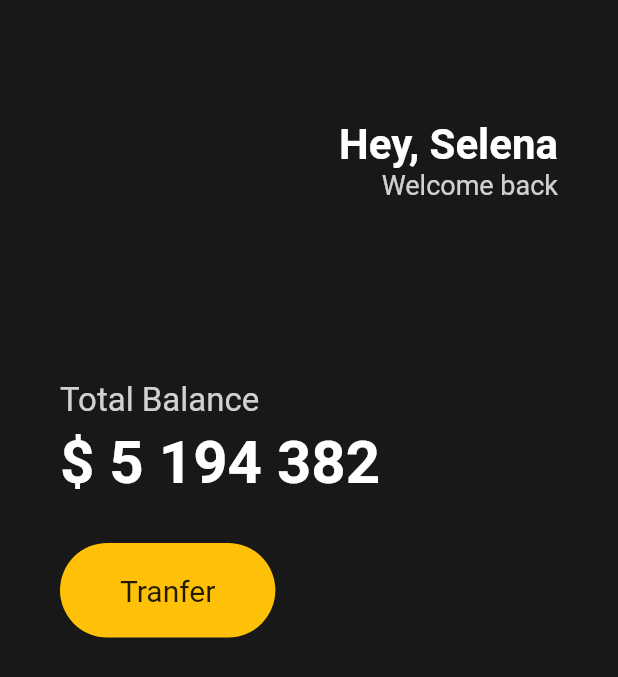
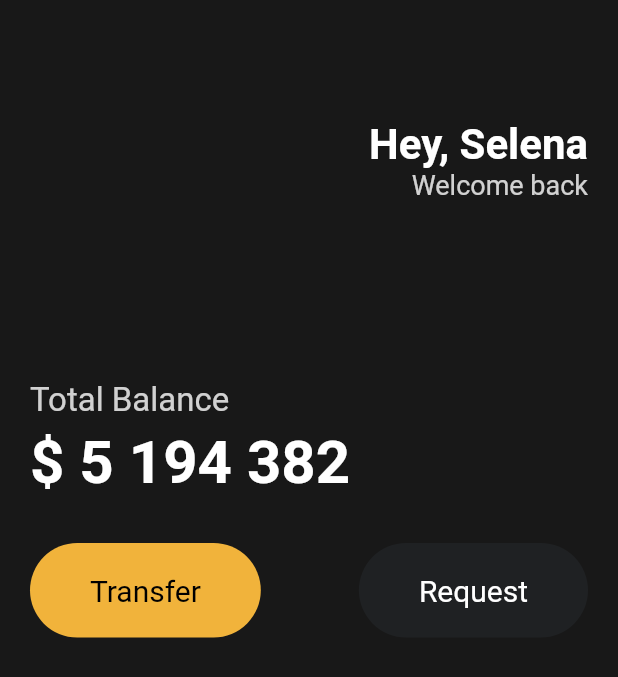
Before and after one commit to neo-rooney/nomadcoders_flutter_hello-flutter, a Flutter app: the screen it shows after launch, on a phone screen of 412 x 824 dp. Shown: the top 677 px of the screen. Run offline on Flutter 3.47's test engine with Material 2 defaults, Android fonts, the phone set to English and light mode, and no system bars.

Commit message:
Feat: 2.5 Reusable Widgets

```diff
--- a/lib/main.dart
+++ b/lib/main.dart
@@ -1,4 +1,5 @@
 import 'package:flutter/material.dart';
+import 'package:toonfix/widgets/button.dart';
 
 void main() {
   runApp(const App());
@@ -14,7 +15,7 @@ class App extends StatelessWidget {
         backgroundColor: const Color(0xFF181818),
         body: Padding(
           padding: const EdgeInsets.symmetric(
-            horizontal: 40,
+            horizontal: 20,
           ),
           child: Column(
             crossAxisAlignment: CrossAxisAlignment.start,
@@ -71,24 +72,19 @@ class App extends StatelessWidget {
               const SizedBox(
                 height: 30,
               ),
-              Row(
+              const Row(
+                mainAxisAlignment: MainAxisAlignment.spaceBetween,
                 children: [
-                  Container(
-                      decoration: BoxDecoration(
-                          color: Colors.amber,
-                          borderRadius: BorderRadius.circular(45)),
-                      child: const Padding(
-                        padding: EdgeInsets.symmetric(
-                          vertical: 20,
-                          horizontal: 40,
-                        ),
-                        child: Text(
-                          "Tranfer",
-                          style: TextStyle(
-                            fontSize: 20,
-                          ),
-                        ),
-                      ))
+                  Button(
+                    text: 'Transfer',
+                    bgColor: Color(0xFFF1B33B),
+                    textColor: Colors.black,
+                  ),
+                  Button(
+                    text: 'Request',
+                    bgColor: Color(0xFF1F2123),
+                    textColor: Colors.white,
+                  )
                 ],
               )
             ],
--- /dev/null
+++ b/lib/widgets/button.dart
@@ -0,0 +1,37 @@
+import 'package:flutter/material.dart';
+
+class Button extends StatelessWidget {
+  final String text;
+  final Color bgColor;
+  final Color textColor;
+
+  const Button({
+    super.key,
+    required this.text,
+    required this.bgColor,
+    required this.textColor,
+  });
+
+  @override
+  Widget build(BuildContext context) {
+    return Container(
+      decoration: BoxDecoration(
+        color: bgColor,
+        borderRadius: BorderRadius.circular(45),
+      ),
+      child: Padding(
+        padding: const EdgeInsets.symmetric(
+          vertical: 20,
+          horizontal: 40,
+        ),
+        child: Text(
+          text,
+          style: TextStyle(
+            color: textColor,
+            fontSize: 20,
+          ),
+        ),
+      ),
+    );
+  }
+}
```
